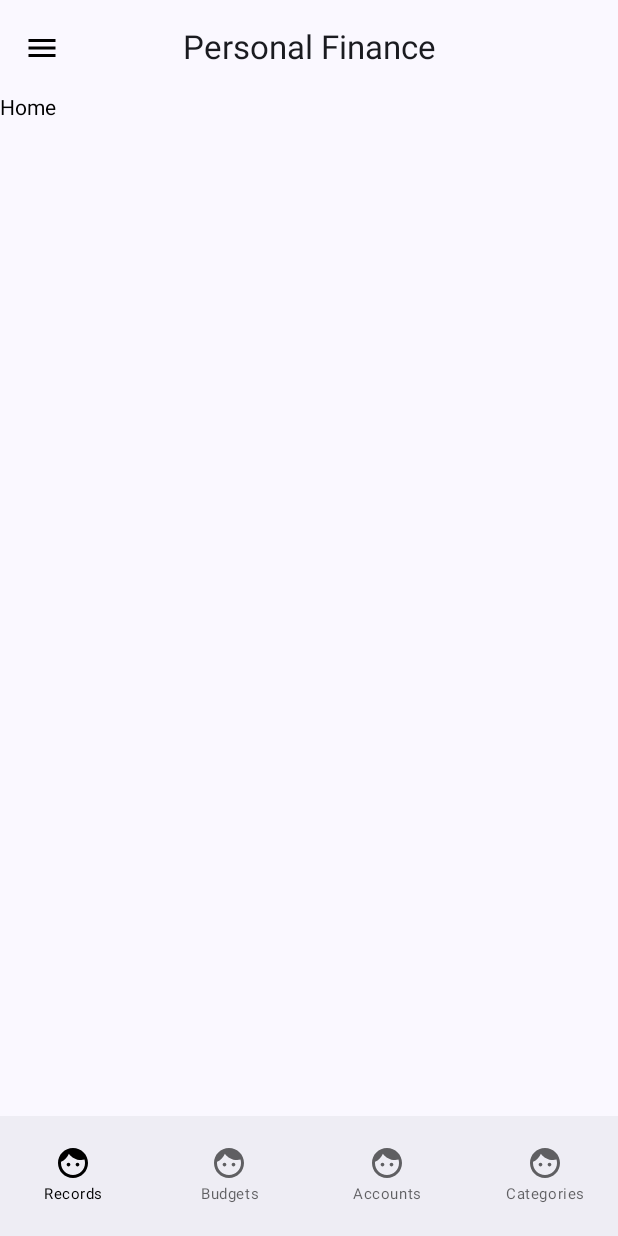
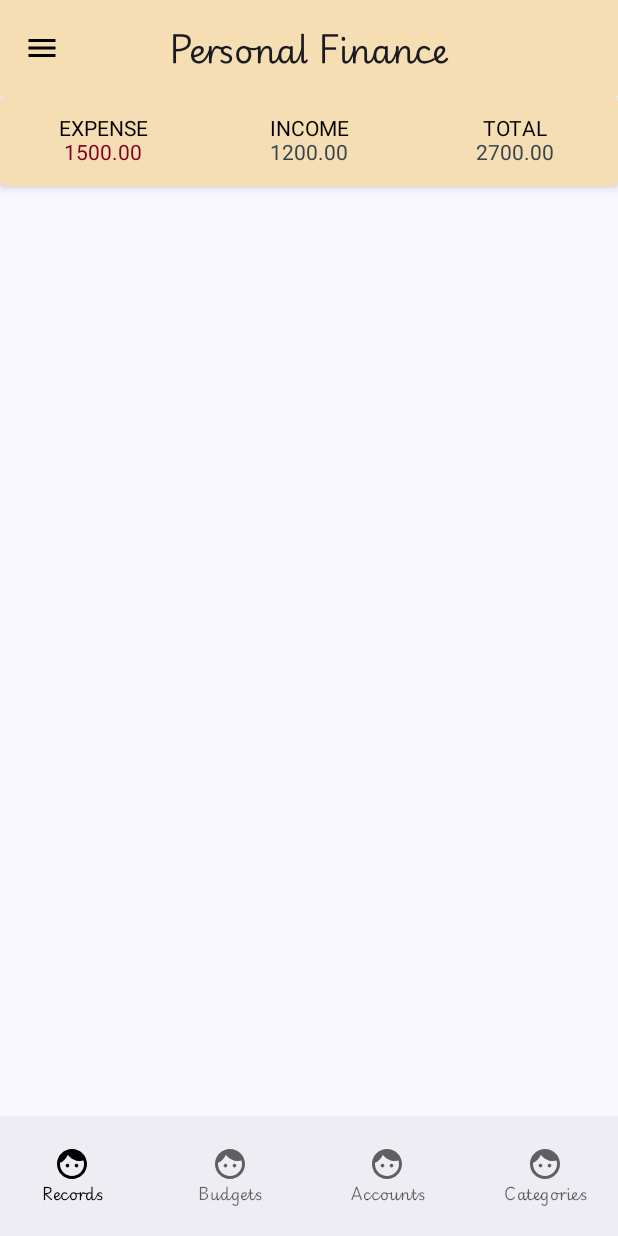
Before and after one commit to code-aslam/personalfinance, an Android app built with Jetpack Compose: the screen it shows after launch (MainActivity), on a phone screen of 412 x 824 dp. Run offline under Robolectric (Android 15) with nearby library versions, the phone set to English and light mode, and no system bars; our stand-ins replace Dagger/Hilt's generated code.

Commit message:
Setup toolbar, introduced new fonts and colors

```diff
--- a/app/src/main/java/com/example/personalfinance/presentation/records/components/Records.kt
+++ b/app/src/main/java/com/example/personalfinance/presentation/records/components/Records.kt
@@ -1,16 +1,68 @@
 package com.example.personalfinance.presentation.records.components
 
+import androidx.compose.foundation.background
+import androidx.compose.foundation.layout.Arrangement
+import androidx.compose.foundation.layout.Box
 import androidx.compose.foundation.layout.Column
 import androidx.compose.foundation.layout.PaddingValues
+import androidx.compose.foundation.layout.Row
+import androidx.compose.foundation.layout.fillMaxHeight
+import androidx.compose.foundation.layout.fillMaxWidth
 import androidx.compose.foundation.layout.height
 import androidx.compose.foundation.layout.padding
+import androidx.compose.material.Card
 import androidx.compose.material.Text
 import androidx.compose.runtime.Composable
+import androidx.compose.ui.Alignment
 import androidx.compose.ui.Modifier
+import androidx.compose.ui.graphics.Color
+import androidx.compose.ui.tooling.preview.Preview
+import androidx.compose.ui.tooling.preview.PreviewParameter
+import androidx.compose.ui.unit.dp
+import com.example.personalfinance.ui.theme.CharcoalGrey
+import com.example.personalfinance.ui.theme.DeepBurgundy
 
 @Composable
 fun Records(padding : PaddingValues){
-    Column(modifier = Modifier.padding(padding)) {
-        Text(text = "Home")
+    Card(
+        modifier = Modifier.padding(padding).fillMaxWidth().height(60.dp),
+        elevation = 5.dp,
+        backgroundColor = Color(245, 222, 179)
+    ) {
+        Row(modifier = Modifier
+            .fillMaxWidth()
+            .fillMaxHeight()) {
+            Column(modifier = Modifier
+                .weight(1f)
+                .fillMaxHeight(),
+                verticalArrangement = Arrangement.Center,
+                horizontalAlignment = Alignment.CenterHorizontally){
+                Text(text = "EXPENSE")
+                Text("1500.00",  color = DeepBurgundy)
+            }
+            Column(modifier = Modifier
+                .weight(1f)
+                .fillMaxHeight(),
+                verticalArrangement = Arrangement.Center,
+                horizontalAlignment = Alignment.CenterHorizontally){
+                Text(text = "INCOME")
+                Text(text = "1200.00",  color = CharcoalGrey)
+            }
+            Column(modifier = Modifier
+                .weight(1f)
+                .fillMaxHeight(),
+                verticalArrangement = Arrangement.Center,
+                horizontalAlignment = Alignment.CenterHorizontally){
+                Text(text = "TOTAL")
+                Text(text = "2700.00", color = CharcoalGrey)
+            }
+        }
     }
+
 }
+
+@Preview(showBackground = true)
+@Composable
+fun preview(){
+    Records(padding = PaddingValues(16.dp))
+}
--- a/app/src/main/java/com/example/personalfinance/ui/BottomNavigationBar.kt
+++ b/app/src/main/java/com/example/personalfinance/ui/BottomNavigationBar.kt
@@ -9,11 +9,13 @@ import androidx.compose.material3.NavigationBar
 import androidx.compose.runtime.Composable
 import androidx.compose.runtime.getValue
 import androidx.compose.ui.Modifier
+import androidx.compose.ui.text.font.FontWeight
 import androidx.compose.ui.unit.dp
 import androidx.compose.ui.unit.sp
 import androidx.navigation.NavController
 import androidx.navigation.compose.currentBackStackEntryAsState
 import com.example.personalfinance.navigation.BottomNavItem
+import com.example.personalfinance.ui.theme.PBGFont
 
 @Composable
 fun BottomNavigationBar(navController: NavController){
@@ -31,7 +33,7 @@ fun BottomNavigationBar(navController: NavController){
                     }
                 },
                 icon = { Icon(item.image, contentDescription = "")},
-                label = {Text(item.label, fontSize = 10.sp)}
+                label = {Text(item.label, fontSize = 10.sp, fontFamily = PBGFont, fontWeight = FontWeight.Normal)}
             )
         }
     }
--- a/app/src/main/java/com/example/personalfinance/ui/Toolbar.kt
+++ b/app/src/main/java/com/example/personalfinance/ui/Toolbar.kt
@@ -1,6 +1,7 @@
 package com.example.personalfinance.ui
 
 //noinspection UsingMaterialAndMaterial3Libraries
+import androidx.compose.foundation.background
 import androidx.compose.material.Icon
 import androidx.compose.material.icons.Icons
 import androidx.compose.material.icons.filled.Menu
@@ -8,13 +9,31 @@ import androidx.compose.material3.CenterAlignedTopAppBar
 import androidx.compose.material3.ExperimentalMaterial3Api
 import androidx.compose.material3.IconButton
 import androidx.compose.material3.Text
+import androidx.compose.material3.TopAppBarDefaults
+import androidx.compose.material3.TopAppBarDefaults.topAppBarColors
 import androidx.compose.runtime.Composable
+import androidx.compose.ui.Modifier
+import androidx.compose.ui.text.font.FontWeight
+import com.example.personalfinance.R
+import com.example.personalfinance.ui.theme.Beige
+import com.example.personalfinance.ui.theme.PBGFont
 
 @OptIn(ExperimentalMaterial3Api::class)
 @Composable
 fun Toolbar(handleDrawer : () -> Unit){
     CenterAlignedTopAppBar(
-        title = { Text(text = "Personal Finance") },
+        title = { Text(text = "Personal Finance", fontFamily = PBGFont, fontWeight = FontWeight.Normal) },
+        colors = topAppBarColors(
+            containerColor = Beige
+//        TopAppBarSmallTokens.ContainerColor.value,
+//        MaterialTheme.colorScheme.applyTonalElevation(
+//            backgroundColor = Beige,
+//            elevation = TopAppBarSmallTokens.OnScrollContainerElevation
+//        ),
+//        TopAppBarSmallTokens.LeadingIconColor.value,
+//        TopAppBarSmallTokens.HeadlineColor.value,
+//        TopAppBarSmallTokens.TrailingIconColor.value
+    ),
         navigationIcon = {
             IconButton(onClick = handleDrawer) {
                 Icon(
--- a/app/src/main/java/com/example/personalfinance/ui/theme/Color.kt
+++ b/app/src/main/java/com/example/personalfinance/ui/theme/Color.kt
@@ -9,3 +9,7 @@ val Pink80 = Color(0xFFEFB8C8)
 val Purple40 = Color(0xFF6650a4)
 val PurpleGrey40 = Color(0xFF625b71)
 val Pink40 = Color(0xFF7D5260)
+
+val Beige = Color(245, 222, 179)
+val DeepBurgundy = Color(128, 0, 32)
+val CharcoalGrey = Color(54, 69, 79)
--- /dev/null
+++ b/app/src/main/java/com/example/personalfinance/ui/theme/Font.kt
@@ -0,0 +1,13 @@
+package com.example.personalfinance.ui.theme
+
+import androidx.compose.ui.text.font.Font
+import androidx.compose.ui.text.font.FontFamily
+import androidx.compose.ui.text.font.FontStyle
+import androidx.compose.ui.text.font.FontWeight
+import com.example.personalfinance.R
+
+val PBGFont = FontFamily(
+    Font(R.font.pgbs_light, FontWeight.Light),
+    Font(R.font.pgbs_italic, FontWeight.Normal, FontStyle.Italic),
+    Font(R.font.pgbs_regular, FontWeight.Normal)
+)
--- a/app/src/main/java/com/example/personalfinance/ui/theme/Type.kt
+++ b/app/src/main/java/com/example/personalfinance/ui/theme/Type.kt
@@ -14,8 +14,7 @@ val Typography = Typography(
         fontSize = 16.sp,
         lineHeight = 24.sp,
         letterSpacing = 0.5.sp
-    )
-    /* Other default text styles to override
+    ),
     titleLarge = TextStyle(
         fontFamily = FontFamily.Default,
         fontWeight = FontWeight.Normal,
@@ -30,5 +29,5 @@ val Typography = Typography(
         lineHeight = 16.sp,
         letterSpacing = 0.5.sp
     )
-    */
+
 )
```
Also changed, not shown: app/src/main/java/com/example/personalfinance/presentation/MainActivity.kt (+4 -5 lines), app/src/main/res/font/pgbs_extralight.ttf (added), app/src/main/res/font/pgbs_extralightitalic.ttf (added), app/src/main/res/font/pgbs_italic.ttf (added), app/src/main/res/font/pgbs_light.ttf (added), app/src/main/res/font/pgbs_lightitalic.ttf (added), app/src/main/res/font/pgbs_regular.ttf (added), app/src/main/res/font/pgbs_thin.ttf (added), app/src/main/res/font/pgbs_thinitalic.ttf (added).
